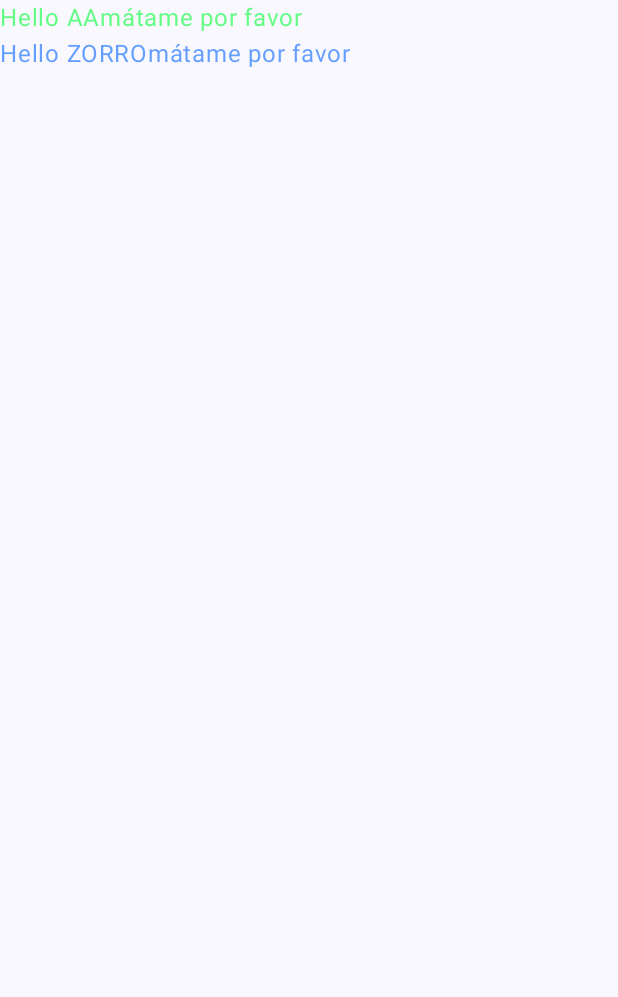
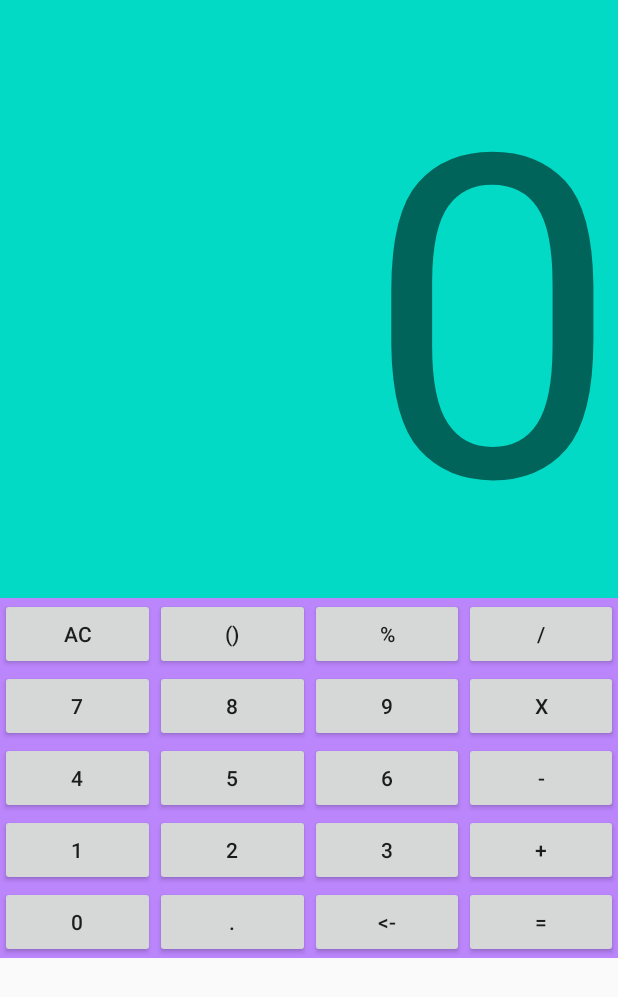
Before and after one commit to Public0Static1Void/android_repo, an Android app built with Jetpack Compose: the screen it shows after launch (MainActivity), on a phone screen of 412 x 824 dp. Shown: the top 997 px of the screen. Run offline under Robolectric (Android 15) with nearby library versions, the phone set to English and light mode, and no system bars.

Commit message:
calculator boxes

```diff
--- a/app/src/main/java/com/example/android/MainActivity.kt
+++ b/app/src/main/java/com/example/android/MainActivity.kt
@@ -1,7 +1,12 @@
 package com.example.android
 
+import android.content.Context
 import android.os.Bundle
 import android.util.Log
+import android.view.ViewGroup
+import android.widget.Button
+import android.widget.LinearLayout
+import android.widget.TextView
 import androidx.activity.ComponentActivity
 import androidx.activity.compose.setContent
 import androidx.compose.foundation.layout.Column
@@ -20,89 +25,97 @@ import com.example.android.ui.theme.AndroidTheme
 
 class MainActivity : ComponentActivity() {
 
-    enum class Colors(val text:String, val number:Int, val color:Color) {
-        Red("Rojo", 0, Color(255,0,25)),
-        Blue("Azul", 1, Color(0,100,255)),
-        Green("Verde", 2, Color(0, 255,50));
+    class ButtonsRow(var linearLayout: LinearLayout, val context: Context){
+        var buttons: MutableList<Button> = mutableListOf()
 
-        fun WithAlpha(alpha: Float) : Color {
-            return this.color.copy(alpha = alpha)
+        fun AddButtonToRow(text: String) : Button {
+            var bt = Button(context)
+            bt.text = text
+            bt.layoutParams = LinearLayout.LayoutParams(
+                LinearLayout.LayoutParams.MATCH_PARENT,
+                LinearLayout.LayoutParams.MATCH_PARENT, 1.0f
+            )
+
+            linearLayout.addView(bt)
+            buttons.add(bt)
+
+            return bt
         }
     }
-    enum class Operation
 
+    class ButtonsGrid(var parent: LinearLayout, val context: Context){
+        val baseLinearLayout: LinearLayout
+        private var rows: MutableList<ButtonsRow> = mutableListOf()
 
+        fun GetRow(index: Int) : ButtonsRow? {
+            if (index >= rows.count() || index < 0){
+                return null
+            }
+
+            return rows[index]
+        }
+
+        init{
+            baseLinearLayout = LinearLayout(context)
+            baseLinearLayout.orientation = LinearLayout.VERTICAL
+
+            parent.addView(baseLinearLayout)
+        }
+        fun AddNewRow(){
+            val linearLayout = LinearLayout(context)
+
+            baseLinearLayout.addView(linearLayout)
+            rows.add(ButtonsRow(linearLayout, context))
+        }
+    }
+
+    val result: TextView by lazy { findViewById(R.id.result) }
+    val buttons_container : LinearLayout by lazy { findViewById(R.id.buttons_container) }
+    var buttonsGrid: MutableList<LinearLayout> = mutableListOf()
     override fun onCreate(savedInstanceState: Bundle?) {
         super.onCreate(savedInstanceState)
-        setContent {
-            AndroidTheme {
-                // A surface container using the 'background' color from the theme
-                Surface(modifier = Modifier.fillMaxSize(), color = MaterialTheme.colorScheme.background) {
-                    Column(){
-                        PrintOnScreen(name = "aa", color = Colors.Green)
+        setContentView(R.layout.start_screen)
+        /*
+        val bt = Button(this)
+        bt.text = "Creado"
+        //bt.layoutParams.width = LayoutParams.WRAP_CONTENT
+        bt.layoutParams = LinearLayout.LayoutParams(
+            LinearLayout.LayoutParams.WRAP_CONTENT,
+            ViewGroup.LayoutParams.WRAP_CONTENT
+        )
+        */
+        result.text = "0"
 
-                        val an = animals.fox
+        //buttons_container.addView(bt)
 
-                        when(an){
-                            animals.dog -> PrintOnScreen(name = "Perro", color = Colors.Blue)
-                            animals.fox -> PrintOnScreen(name = "Zorro", color = Colors.Blue)
-                            animals.panda -> PrintOnScreen(name = "Panda", color = Colors.Blue)
-                        }
+        val btGrid = ButtonsGrid(buttons_container, this)
+        /*
+        btGrid.AddNewRow()
 
-                        var fruit: Fruit = Apple()
+        val bt1 = btGrid.GetRow(0)?.AddButtonToRow("Bt1")
+        bt1?.setOnClickListener{
+            result.text = "1"
+        }
+        val bt2 = btGrid.GetRow(0)?.AddButtonToRow("Bt2")
+        bt2?.setOnClickListener{
+            result.text = "2"
+        }
+ */
 
-                        when (fruit){
-                            is Apple ->{
-                                fruit.appleFunc()
-                            }
-                            is Banana ->{
-                                fruit.banFunc()
-                            }
-                            else ->{
+        var names: MutableList<MutableList<String>> = mutableListOf()
+        names.add(mutableListOf("AC", "()", "%", "/"))
+        names.add(mutableListOf("7", "8", "9", "x"))
+        names.add(mutableListOf("4", "5", "6", "-"))
+        names.add(mutableListOf("1", "2", "3", "+"))
+        names.add(mutableListOf("0", ".", "<-", "="))
+        for (i in names.indices){
+            btGrid.AddNewRow()
 
-                            }
-                        }
+            var row : ButtonsRow? = btGrid.GetRow(i)
 
-                        var text = when (fruit){
-                            is Apple -> { 1 }
-                            is Banana -> { 2 }
-                            else -> 3
-                        }
-                    }
-                }
+            for (j in names[i].indices){
+                row?.AddButtonToRow(names[i][j])
             }
         }
     }
 }
-
-enum class animals(){
-    dog, fox, panda
-}
-
-open class Fruit(val name: String = "Fruta genérica"){
-
-}
-
-class Apple() : Fruit("Manzana"){
-    fun appleFunc() {}
-}
-class Banana() : Fruit("Plátano"){
-    fun banFunc() {}
-}
-
-@Composable
-fun PrintOnScreen(name: String?, color: MainActivity.Colors, modifier: Modifier = Modifier) {
-
-    var xDDDDDDD = "mátame por favor"
-
-    val name = name ?: run {
-        Log.e("null", "Name is null")
-        return
-    }
-
-    Text(
-        text = "Hello ${name.uppercase()}" + "$xDDDDDDD",
-        color = color.WithAlpha(0.6f),
-        modifier = modifier
-    )
-}
--- /dev/null
+++ b/app/src/main/res/layout/start_screen.xml
@@ -0,0 +1,24 @@
+<?xml version="1.0" encoding="utf-8"?>
+<LinearLayout xmlns:android="http://schemas.android.com/apk/res/android"
+    android:layout_width="match_parent"
+    android:layout_height="match_parent"
+    android:orientation="vertical"
+    >
+    <TextView
+        android:id="@+id/result"
+        android:layout_width="match_parent"
+        android:layout_height="wrap_content"
+        android:background="@color/teal_200"
+        android:textAlignment="textEnd"
+        android:textSize="450px"
+        ></TextView>
+    <LinearLayout
+        android:id="@+id/buttons_container"
+        android:layout_width="match_parent"
+        android:layout_height="wrap_content"
+        android:orientation="vertical"
+        android:background="@color/purple_200"
+        ></LinearLayout>
+
+
+</LinearLayout>
```
